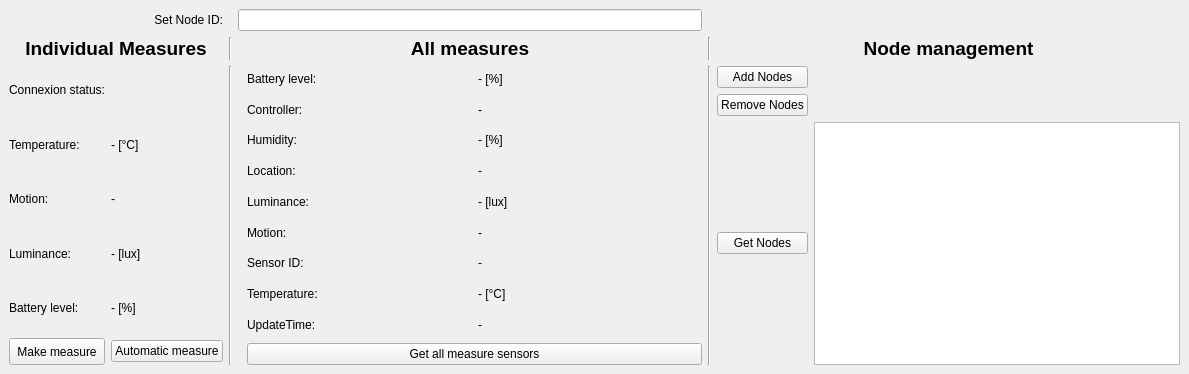
The window that src_lab1/RESTClientApp/mainwindow.ui (wheelin/iot_src_report) describes before a commit, drawn with Qt 5.
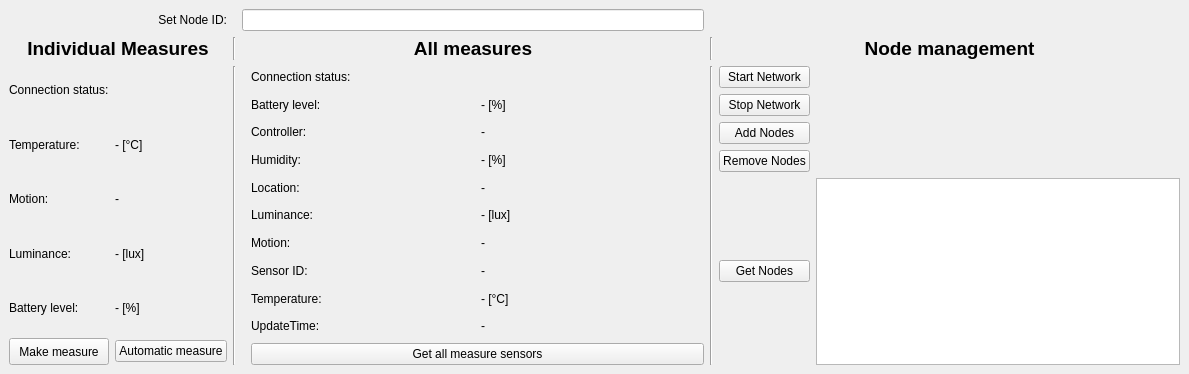
The same window after the commit.

```diff
--- a/src_lab1/RESTClientApp/mainwindow.ui
+++ b/src_lab1/RESTClientApp/mainwindow.ui
@@ -17,42 +17,42 @@
    <layout class="QGridLayout" name="gridLayout">
     <item row="2" column="4">
      <layout class="QGridLayout" name="gridLayout_2">
-      <item row="0" column="0">
+      <item row="2" column="0">
        <widget class="QPushButton" name="btAddNodes">
         <property name="text">
          <string>Add Nodes</string>
         </property>
        </widget>
       </item>
-      <item row="1" column="0">
+      <item row="3" column="0">
        <widget class="QPushButton" name="btRemoveNodes">
         <property name="text">
          <string>Remove Nodes</string>
         </property>
        </widget>
       </item>
-      <item row="2" column="0">
+      <item row="4" column="0">
        <widget class="QPushButton" name="btGetNodes">
         <property name="text">
          <string>Get Nodes</string>
         </property>
        </widget>
       </item>
-      <item row="0" column="1">
+      <item row="2" column="1">
        <widget class="QLabel" name="statusAdd3">
         <property name="text">
          <string/>
         </property>
        </widget>
       </item>
-      <item row="1" column="1">
+      <item row="3" column="1">
        <widget class="QLabel" name="statusRemove3">
         <property name="text">
          <string/>
         </property>
        </widget>
       </item>
-      <item row="2" column="1">
+      <item row="4" column="1">
        <widget class="QPlainTextEdit" name="nodesInfo3">
         <property name="enabled">
          <bool>true</bool>
@@ -62,6 +62,34 @@
         </property>
        </widget>
       </item>
+      <item row="1" column="0">
+       <widget class="QPushButton" name="btStopNet">
+        <property name="text">
+         <string>Stop Network</string>
+        </property>
+       </widget>
+      </item>
+      <item row="0" column="0">
+       <widget class="QPushButton" name="btStartNet">
+        <property name="text">
+         <string>Start Network</string>
+        </property>
+       </widget>
+      </item>
+      <item row="0" column="1">
+       <widget class="QLabel" name="startNetwork">
+        <property name="text">
+         <string/>
+        </property>
+       </widget>
+      </item>
+      <item row="1" column="1">
+       <widget class="QLabel" name="stopNetwork">
+        <property name="text">
+         <string/>
+        </property>
+       </widget>
+      </item>
      </layout>
     </item>
     <item row="2" column="0">
@@ -137,7 +165,7 @@
            <bool>true</bool>
           </property>
           <property name="text">
-           <string>Connexion status:</string>
+           <string>Connection status:</string>
           </property>
          </widget>
         </item>
@@ -170,139 +198,153 @@
       <property name="leftMargin">
        <number>9</number>
       </property>
-      <item row="2" column="1">
+      <item row="1" column="1">
+       <widget class="QLabel" name="battery2">
+        <property name="text">
+         <string>- [%]</string>
+        </property>
+       </widget>
+      </item>
+      <item row="1" column="0">
+       <widget class="QLabel" name="label_4">
+        <property name="text">
+         <string>Battery level:</string>
+        </property>
+       </widget>
+      </item>
+      <item row="5" column="0">
+       <widget class="QLabel" name="label_10">
+        <property name="text">
+         <string>Luminance:</string>
+        </property>
+       </widget>
+      </item>
+      <item row="3" column="1">
        <widget class="QLabel" name="humidity2">
         <property name="text">
          <string>- [%]</string>
         </property>
        </widget>
       </item>
-      <item row="1" column="0">
+      <item row="2" column="0">
        <widget class="QLabel" name="label_5">
         <property name="text">
          <string>Controller:</string>
         </property>
        </widget>
       </item>
-      <item row="4" column="1">
+      <item row="5" column="1">
        <widget class="QLabel" name="luminosity2">
         <property name="text">
          <string>- [lux]</string>
         </property>
        </widget>
       </item>
-      <item row="5" column="0">
+      <item row="6" column="0">
        <widget class="QLabel" name="label_12">
         <property name="text">
          <string>Motion:</string>
         </property>
        </widget>
       </item>
-      <item row="7" column="1">
+      <item row="8" column="1">
        <widget class="QLabel" name="temperature2">
         <property name="text">
          <string>- [°C]</string>
         </property>
        </widget>
       </item>
-      <item row="5" column="1">
-       <widget class="QLabel" name="motion2">
-        <property name="text">
-         <string>-</string>
-        </property>
-       </widget>
-      </item>
-      <item row="6" column="1">
+      <item row="7" column="1">
        <widget class="QLabel" name="sensor2">
         <property name="text">
          <string>-</string>
         </property>
        </widget>
       </item>
-      <item row="0" column="0">
-       <widget class="QLabel" name="label_4">
+      <item row="6" column="1">
+       <widget class="QLabel" name="motion2">
         <property name="text">
-         <string>Battery level:</string>
+         <string>-</string>
         </property>
        </widget>
       </item>
-      <item row="3" column="0">
+      <item row="4" column="0">
        <widget class="QLabel" name="label_9">
         <property name="text">
          <string>Location:</string>
         </property>
        </widget>
       </item>
-      <item row="0" column="1">
-       <widget class="QLabel" name="battery2">
-        <property name="text">
-         <string>- [%]</string>
-        </property>
-       </widget>
-      </item>
-      <item row="1" column="1">
+      <item row="2" column="1">
        <widget class="QLabel" name="controller2">
         <property name="text">
          <string>-</string>
         </property>
        </widget>
       </item>
-      <item row="7" column="0">
+      <item row="8" column="0">
        <widget class="QLabel" name="label_13">
         <property name="text">
          <string>Temperature:</string>
         </property>
        </widget>
       </item>
-      <item row="3" column="1">
+      <item row="4" column="1">
        <widget class="QLabel" name="location2">
         <property name="text">
          <string>-</string>
         </property>
        </widget>
       </item>
-      <item row="2" column="0">
+      <item row="3" column="0">
        <widget class="QLabel" name="label_8">
         <property name="text">
          <string>Humidity:</string>
         </property>
        </widget>
       </item>
-      <item row="4" column="0">
-       <widget class="QLabel" name="label_10">
-        <property name="text">
-         <string>Luminance:</string>
-        </property>
-       </widget>
-      </item>
-      <item row="6" column="0">
+      <item row="7" column="0">
        <widget class="QLabel" name="label_11">
         <property name="text">
          <string>Sensor ID:</string>
         </property>
        </widget>
       </item>
-      <item row="8" column="0">
+      <item row="9" column="0">
        <widget class="QLabel" name="label_14">
         <property name="text">
          <string>UpdateTime:</string>
         </property>
        </widget>
       </item>
-      <item row="8" column="1">
+      <item row="9" column="1">
        <widget class="QLabel" name="updateTime2">
         <property name="text">
          <string>-</string>
         </property>
        </widget>
       </item>
-      <item row="9" column="0" colspan="2">
+      <item row="10" column="0" colspan="2">
        <widget class="QPushButton" name="btallMeasure2">
         <property name="text">
          <string>Get all measure sensors</string>
         </property>
        </widget>
       </item>
+      <item row="0" column="1">
+       <widget class="QLabel" name="status2">
+        <property name="text">
+         <string/>
+        </property>
+       </widget>
+      </item>
+      <item row="0" column="0">
+       <widget class="QLabel" name="label_19">
+        <property name="text">
+         <string>Connection status:</string>
+        </property>
+       </widget>
+      </item>
      </layout>
     </item>
     <item row="2" column="1">
```
